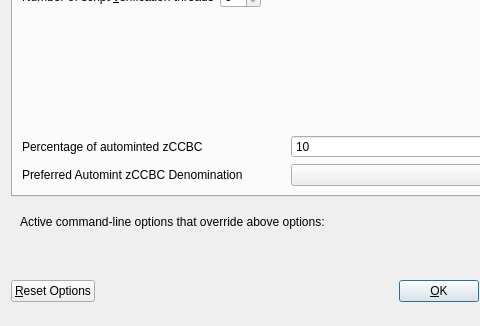
This is src/qt/forms/optionsdialog.ui in AbacusCoin/Abacus as Qt 5 draws it before an edit; both pictures show x 0 to 480 and y 116 to 442 of the 576 by 442 pixel window. The edited form follows.
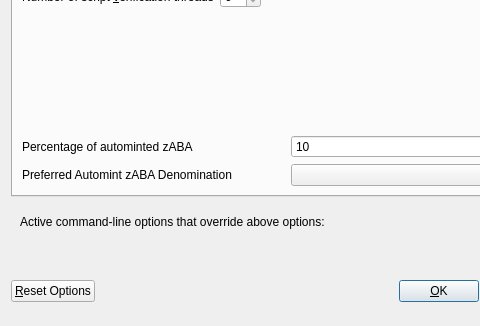
This is the edited form. Custom widgets are drawn as their Qt base class.

```diff
--- a/src/qt/forms/optionsdialog.ui
+++ b/src/qt/forms/optionsdialog.ui
@@ -138,7 +138,7 @@
             <string>Percentage of incoming ABA which get automatically converted to zCCBC via Zerocoin Protocol (min: 10%)</string>
            </property>
            <property name="text">
-            <string>Percentage of autominted zCCBC</string>
+            <string>Percentage of autominted zABA</string>
            </property>
           </widget>
          </item>
@@ -171,7 +171,7 @@
             <string>Wait with automatic conversion to Zerocoin until enough ABA for this denomination is available</string>
            </property>
            <property name="text">
-            <string>Preferred Automint zCCBC Denomination</string>
+            <string>Preferred Automint zABA Denomination</string>
            </property>
           </widget>
          </item>
```
Left out of the diff: 2 changed lines with no effect on the pictures.
